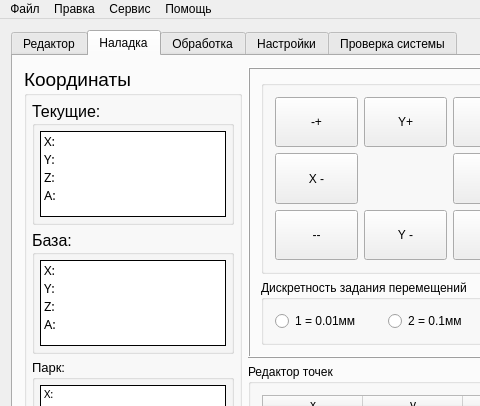
First picture: the form in KAMEditor/mainwindow.ui, repository Xtail96/SML, before the edit; both pictures show x 0 to 480 and y 0 to 406 of the 1116 by 774 pixel window.
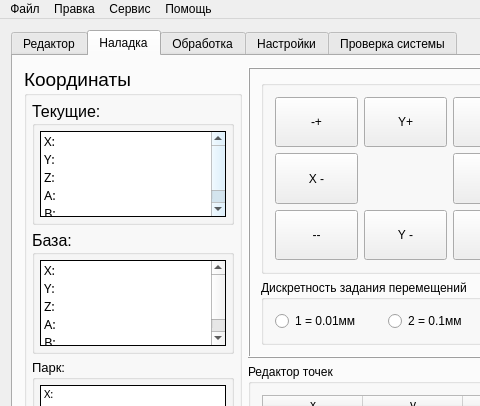
Second picture: the form after the edit. The open tabs and pages were chosen to show the change.

Patch:
```diff
--- a/KAMEditor/mainwindow.ui
+++ b/KAMEditor/mainwindow.ui
@@ -1820,6 +1820,11 @@
                   <string>A:</string>
                  </property>
                 </item>
+                <item>
+                 <property name="text">
+                  <string>B:</string>
+                 </property>
+                </item>
                </widget>
               </item>
              </layout>
@@ -2237,6 +2242,11 @@
                   <string>A:</string>
                  </property>
                 </item>
+                <item>
+                 <property name="text">
+                  <string>B:</string>
+                 </property>
+                </item>
                </widget>
               </item>
              </layout>
```
Left out of the diff: 4 changed lines with no effect on the pictures.
